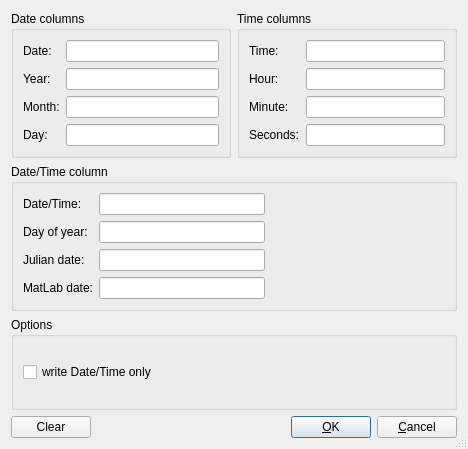
rsieger/PanTool, file trunk/Forms/DateTimeDialog/datetimedialog.ui: the form before one commit.
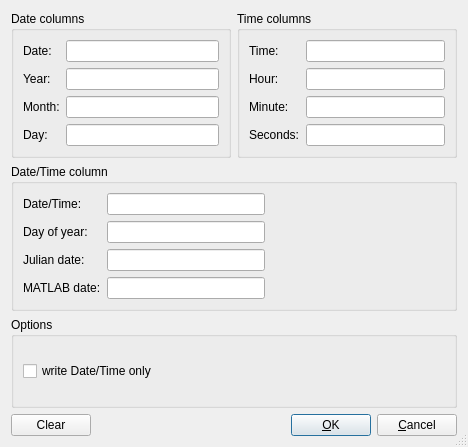
The form after the commit.

Commit message: createDateTime - Julian day, msecs, time dec

```diff
--- a/trunk/Forms/DateTimeDialog/datetimedialog.ui
+++ b/trunk/Forms/DateTimeDialog/datetimedialog.ui
@@ -7,7 +7,7 @@
     <x>0</x>
     <y>0</y>
     <width>468</width>
-    <height>449</height>
+    <height>447</height>
    </rect>
   </property>
   <property name="windowTitle">
@@ -197,7 +197,7 @@
       <item row="3" column="0">
        <widget class="QLabel" name="label_12">
         <property name="text">
-         <string>MatLab date:</string>
+         <string>MATLAB date:</string>
         </property>
        </widget>
       </item>
```
The commit also changes 2 other files.
